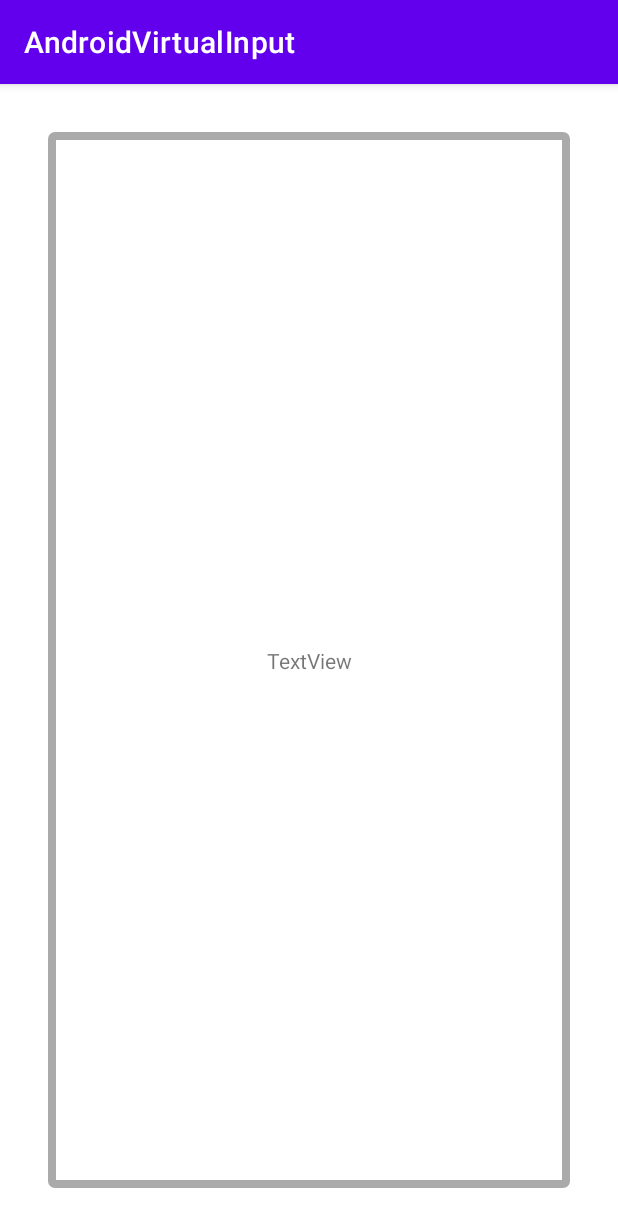
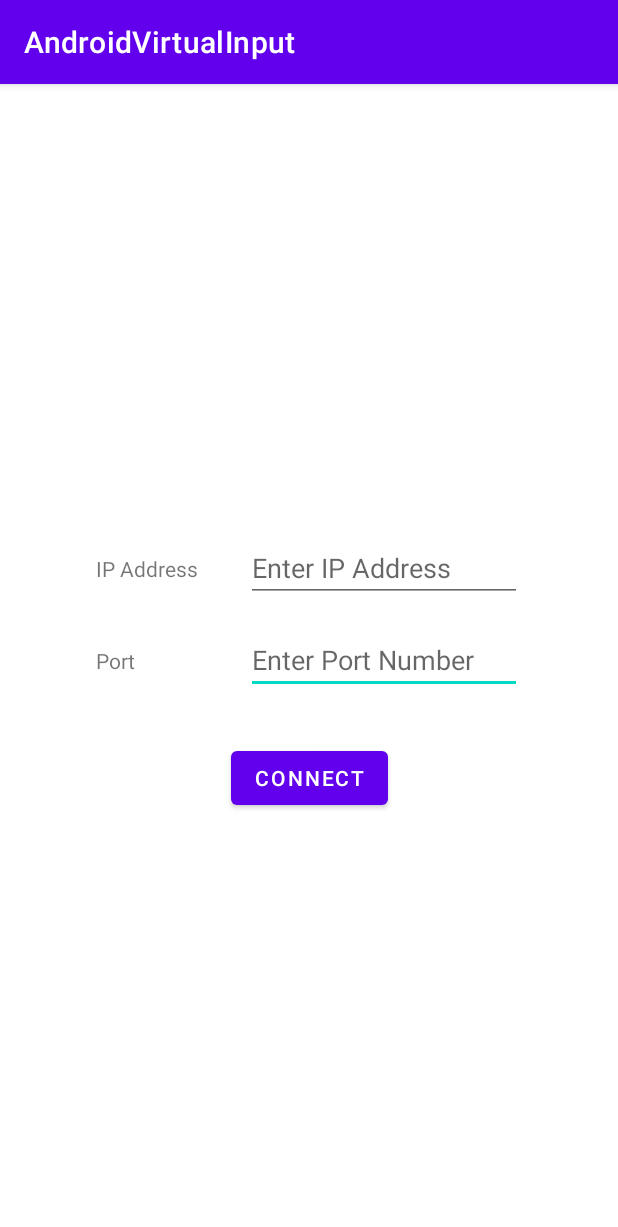
Before and after one commit to p-i-g/AndroidVirtualInput, an Android app: the screen it shows after launch (MainActivity), on a phone screen of 412 x 824 dp. Shown: the top 1227 px of the screen. Run offline under Robolectric (Android 15) with nearby library versions, the phone set to English and light mode, and no system bars.

Commit message:
added connect screen

```diff
--- a/app/build.gradle
+++ b/app/build.gradle
@@ -1,5 +1,7 @@
+
 plugins {
     id 'com.android.application'
+    id 'androidx.navigation.safeargs'
 }
 
 android {
--- a/app/src/main/AndroidManifest.xml
+++ b/app/src/main/AndroidManifest.xml
@@ -10,7 +10,7 @@
         android:roundIcon="@mipmap/ic_launcher_round"
         android:supportsRtl="true"
         android:theme="@style/Theme.AndroidVirtualInput">
-        <activity android:name=".MainActivity">
+        <activity android:name=".ui.MainActivity">
             <intent-filter>
                 <action android:name="android.intent.action.MAIN" />
 
--- a/app/src/main/java/com/example/androidvirtualinput/MainActivity.java
+++ /dev/null
@@ -1,43 +0,0 @@
-package com.example.androidvirtualinput;
-
-import androidx.appcompat.app.AppCompatActivity;
-
-import android.os.Bundle;
-
-import com.example.androidvirtualinput.network.NetworkManager;
-
-import java.io.IOException;
-
-public class MainActivity extends AppCompatActivity {
-
-    //todo: get from ui
-    public static final String IP = "192.168.1.240";
-    public static final int PORT = 3939;
-
-    private NetworkManager networkManager;
-
-    @Override
-    protected void onCreate(Bundle savedInstanceState) {
-        super.onCreate(savedInstanceState);
-        setContentView(R.layout.activity_main);
-
-        //todo: handle exception, this should be done in network manager
-        new Thread(() -> {
-            try {
-                networkManager = new NetworkManager(PORT, IP);
-            } catch (IOException e) {
-                e.printStackTrace();
-            }
-        }).start();
-    }
-    //this feels a bit workaroundish
-    public NetworkManager getNetworkManager(){
-        return networkManager;
-    }
-
-    @Override
-    public void onPause() {
-        networkManager.closeConnection();
-        super.onPause();
-    }
-}
--- a/app/src/main/java/com/example/androidvirtualinput/canvas/CanvasFragment.java
+++ b/app/src/main/java/com/example/androidvirtualinput/canvas/CanvasFragment.java
@@ -1,23 +1,15 @@
 package com.example.androidvirtualinput.canvas;
 
 import android.os.Bundle;
+import android.view.LayoutInflater;
+import android.view.View;
+import android.view.ViewGroup;
 
-import androidx.constraintlayout.widget.ConstraintLayout;
 import androidx.fragment.app.Fragment;
 
-import android.view.LayoutInflater;
-import android.view.MotionEvent;
-import android.view.View;
-import android.view.ViewGroup;
-import android.widget.TextView;
-
-import com.example.androidvirtualinput.MainActivity;
 import com.example.androidvirtualinput.R;
 
 public class CanvasFragment extends Fragment {
-    private ConstraintLayout canvas;
-    private TextView centerText;
-    private boolean palmRejection = true;
 
     @Override
     public void onCreate(Bundle savedInstanceState) {
@@ -27,9 +19,7 @@ public class CanvasFragment extends Fragment {
     @Override
     public View onCreateView(LayoutInflater inflater, ViewGroup container,
                              Bundle savedInstanceState) {
-        View view = inflater.inflate(R.layout.fragment_canvas, container, false);
-        canvas = view.findViewById(R.id.canvasView);
-//        centerText = view.findViewById(R.id.canvasText);
+        //        centerText = view.findViewById(R.id.canvasText);
 
 //        canvas.setOnTouchListener((view1, motionEvent) -> {//todo: fix warnings, out of view logic
 //            if(palmRejection){
@@ -55,6 +45,6 @@ public class CanvasFragment extends Fragment {
 //            ((MainActivity) getActivity()).getNetworkManager().printAction(new CanvasAction(posX, posY, CanvasAction.HOVER, pressure));
 //            return true;
 //        });
-        return view;
+        return inflater.inflate(R.layout.fragment_canvas, container, false);
     }
 }
--- a/app/src/main/java/com/example/androidvirtualinput/canvas/CanvasView.java
+++ b/app/src/main/java/com/example/androidvirtualinput/canvas/CanvasView.java
@@ -2,24 +2,20 @@ package com.example.androidvirtualinput.canvas;
 
 import android.annotation.SuppressLint;
 import android.content.Context;
-import android.content.res.TypedArray;
 import android.util.AttributeSet;
 import android.view.MotionEvent;
-import android.view.ViewGroup;
 import android.widget.TextView;
 
 import androidx.annotation.NonNull;
 import androidx.annotation.Nullable;
 import androidx.constraintlayout.widget.ConstraintLayout;
 
-import com.example.androidvirtualinput.MainActivity;
-import com.example.androidvirtualinput.R;
+import com.example.androidvirtualinput.ui.MainActivity;
 
 //I probably shouldn't extend constraint layout
 //Basically constraint layout but with on touch and on hover overridden
 public class CanvasView extends ConstraintLayout {
     private boolean palmRejection = true;
-    private TextView centerText;
     //center text need not exist.
     //this is just for this program only/doing it this way is going to kill anyone who tries to use this later
 
@@ -77,8 +73,4 @@ public class CanvasView extends ConstraintLayout {
         ((MainActivity) getContext()).getNetworkManager().printAction(new CanvasAction(posX, posY, CanvasAction.HOVER, pressure));//this cast is bad
         return true;
     }
-
-    public void setPalmRejection(boolean palmRejection) {
-        this.palmRejection = palmRejection;
-    }
 }
--- a/app/src/main/java/com/example/androidvirtualinput/network/NetworkManager.java
+++ b/app/src/main/java/com/example/androidvirtualinput/network/NetworkManager.java
@@ -22,7 +22,6 @@ public class NetworkManager {
         Socket socket = new Socket(serverAddress, port);
         out = new PrintWriter(new BufferedWriter(new OutputStreamWriter(socket.getOutputStream())));
         in = new Scanner(socket.getInputStream());
-        //todo: handshake
         //I don't know the protocol for this.
         //This works I guess
         out.println("Android Input Device");
--- /dev/null
+++ b/app/src/main/java/com/example/androidvirtualinput/ui/ConnectFragment.java
@@ -0,0 +1,51 @@
+package com.example.androidvirtualinput.ui;
+
+import android.os.Bundle;
+import android.view.LayoutInflater;
+import android.view.View;
+import android.view.ViewGroup;
+import android.widget.EditText;
+import android.widget.Toast;
+
+import androidx.fragment.app.Fragment;
+import androidx.navigation.Navigation;
+
+import com.example.androidvirtualinput.R;
+import com.example.androidvirtualinput.network.NetworkManager;
+
+import java.io.IOException;
+import java.net.UnknownHostException;
+
+//for connecting to the server
+public class ConnectFragment extends Fragment {
+
+    @Override
+    public View onCreateView(LayoutInflater inflater, ViewGroup container,
+                             Bundle savedInstanceState) {
+        // Inflate the layout for this fragment
+        View view = inflater.inflate(R.layout.fragment_connect, container, false);
+        EditText editTextIp = view.findViewById(R.id.editTextIp);
+        EditText editTextPort = view.findViewById(R.id.editTextPort);
+        //the only reason why this class exists
+        view.findViewById(R.id.connectButton).setOnClickListener(view1 -> {
+            //initialize network
+            new Thread(() -> {
+                try{
+                    int port = Integer.parseInt(editTextPort.getText().toString());//throws number format exception, checks for port
+                    String ip = editTextIp.getText().toString();
+                    NetworkManager networkManager = new NetworkManager(port, ip);//throws unknown host, io exception
+                    //this is bad
+                    ((MainActivity) getActivity()).setNetworkManager(networkManager);
+                    Navigation.findNavController(view).navigate(R.id.action_connectFragment_to_canvasFragment);
+                }catch (NumberFormatException numberFormatException){
+                    Toast.makeText(getContext(), "Invalid Port Number", Toast.LENGTH_LONG).show();
+                }catch (UnknownHostException unknownHostException){
+                    Toast.makeText(getContext(), "Invalid IP Address", Toast.LENGTH_LONG).show();
+                }catch (IOException ioException){
+                    Toast.makeText(getContext(), "Failed to Connect to Server", Toast.LENGTH_LONG).show();
+                }
+            });
+        });
+        return view;
+    }
+}
--- /dev/null
+++ b/app/src/main/java/com/example/androidvirtualinput/ui/MainActivity.java
@@ -0,0 +1,40 @@
+package com.example.androidvirtualinput.ui;
+
+import android.os.Bundle;
+
+import androidx.appcompat.app.AppCompatActivity;
+
+import com.example.androidvirtualinput.R;
+import com.example.androidvirtualinput.network.NetworkManager;
+
+public class MainActivity extends AppCompatActivity {
+
+    private NetworkManager networkManager;
+
+    @Override
+    protected void onCreate(Bundle savedInstanceState) {
+        super.onCreate(savedInstanceState);
+        setContentView(R.layout.activity_main);
+//        new Thread(() -> {
+//            try {
+//                networkManager = new NetworkManager(PORT, IP);
+//            } catch (IOException e) {
+//                e.printStackTrace();
+//            }
+//        }).start();
+    }
+    //this feels a bit workaroundish
+    public NetworkManager getNetworkManager(){
+        return networkManager;
+    }
+
+    @Override
+    public void onPause() {
+        networkManager.closeConnection();
+        super.onPause();
+    }
+    //this is bad but I don't think I can parcelize the network manager
+    public void setNetworkManager(NetworkManager networkManager) {
+        this.networkManager = networkManager;
+    }
+}
--- a/app/src/main/res/layout/activity_main.xml
+++ b/app/src/main/res/layout/activity_main.xml
@@ -4,7 +4,7 @@
     xmlns:tools="http://schemas.android.com/tools"
     android:layout_width="match_parent"
     android:layout_height="match_parent"
-    tools:context=".MainActivity">
+    tools:context=".ui.MainActivity">
 
     <fragment
         android:id="@+id/fragment"
--- /dev/null
+++ b/app/src/main/res/layout/fragment_connect.xml
@@ -0,0 +1,67 @@
+<?xml version="1.0" encoding="utf-8"?>
+<androidx.constraintlayout.widget.ConstraintLayout xmlns:android="http://schemas.android.com/apk/res/android"
+    xmlns:app="http://schemas.android.com/apk/res-auto"
+    xmlns:tools="http://schemas.android.com/tools"
+    android:id="@+id/frameLayout"
+    android:layout_width="match_parent"
+    android:layout_height="match_parent"
+    tools:context=".ui.ConnectFragment" >
+
+    <TextView
+        android:id="@+id/textView2"
+        android:layout_width="wrap_content"
+        android:layout_height="wrap_content"
+        android:text="@string/ip_address"
+        app:layout_constraintBottom_toBottomOf="@+id/editTextIp"
+        app:layout_constraintStart_toStartOf="@+id/textView3"
+        app:layout_constraintTop_toTopOf="@+id/editTextIp" />
+
+    <TextView
+        android:id="@+id/textView3"
+        android:layout_width="wrap_content"
+        android:layout_height="wrap_content"
+        android:layout_marginStart="32dp"
+        android:text="@string/port"
+        app:layout_constraintBottom_toBottomOf="@+id/editTextPort"
+        app:layout_constraintStart_toStartOf="parent"
+        app:layout_constraintTop_toTopOf="@+id/editTextPort" />
+
+    <EditText
+        android:id="@+id/editTextPort"
+        android:layout_width="0dp"
+        android:layout_height="wrap_content"
+        android:ems="10"
+        android:hint="@string/enter_port_number"
+        android:inputType="textPersonName"
+        app:layout_constraintBottom_toBottomOf="parent"
+        app:layout_constraintEnd_toEndOf="@+id/editTextIp"
+        app:layout_constraintStart_toStartOf="@+id/editTextIp"
+        app:layout_constraintTop_toTopOf="parent"
+        android:importantForAutofill="no" />
+
+    <EditText
+        android:id="@+id/editTextIp"
+        android:layout_width="0dp"
+        android:layout_height="wrap_content"
+        android:layout_marginStart="32dp"
+        android:layout_marginEnd="32dp"
+        android:layout_marginBottom="16dp"
+        android:ems="10"
+        android:hint="@string/enter_ip_address"
+        android:inputType="text"
+        app:layout_constraintBottom_toTopOf="@+id/editTextPort"
+        app:layout_constraintEnd_toEndOf="parent"
+        app:layout_constraintStart_toEndOf="@+id/textView2"
+        android:importantForAutofill="no" />
+
+    <Button
+        android:id="@+id/connectButton"
+        android:layout_width="wrap_content"
+        android:layout_height="wrap_content"
+        android:layout_marginTop="32dp"
+        android:text="@string/connect"
+        app:layout_constraintEnd_toEndOf="parent"
+        app:layout_constraintStart_toStartOf="parent"
+        app:layout_constraintTop_toBottomOf="@+id/editTextPort" />
+
+</androidx.constraintlayout.widget.ConstraintLayout>
--- a/app/src/main/res/navigation/nav_graph.xml
+++ b/app/src/main/res/navigation/nav_graph.xml
@@ -1,10 +1,20 @@
 <?xml version="1.0" encoding="utf-8"?>
 <navigation xmlns:android="http://schemas.android.com/apk/res/android"
     xmlns:app="http://schemas.android.com/apk/res-auto"
-    app:startDestination="@id/canvasFragment">
+    xmlns:tools="http://schemas.android.com/tools"
+    app:startDestination="@id/connectFragment">
 
     <fragment
         android:id="@+id/canvasFragment"
         android:name="com.example.androidvirtualinput.canvas.CanvasFragment"
         android:label="CanvasFragment" />
+    <fragment
+        android:id="@+id/connectFragment"
+        android:name="com.example.androidvirtualinput.ui.ConnectFragment"
+        android:label="fragment_connect"
+        tools:layout="@layout/fragment_connect" >
+        <action
+            android:id="@+id/action_connectFragment_to_canvasFragment"
+            app:destination="@id/canvasFragment" />
+    </fragment>
 </navigation>
--- a/app/src/main/res/values/strings.xml
+++ b/app/src/main/res/values/strings.xml
@@ -2,4 +2,9 @@
     <string name="app_name">AndroidVirtualInput</string>
     <string name="canvas_hover">Hover at (%f, %f)</string>
     <string name="canvas_touch">Touch at (%f, %f), pressure: %f</string>
+    <string name="ip_address">IP Address</string>
+    <string name="port">Port</string>
+    <string name="enter_port_number">Enter Port Number</string>
+    <string name="enter_ip_address">Enter IP Address</string>
+    <string name="connect">Connect</string>
 </resources>
--- a/build.gradle
+++ b/build.gradle
@@ -6,6 +6,8 @@ buildscript {
     }
     dependencies {
         classpath "com.android.tools.build:gradle:4.1.3"
+        def nav_version = "2.3.4"
+        classpath "androidx.navigation:navigation-safe-args-gradle-plugin:$nav_version"
 
         // NOTE: Do not place your application dependencies here; they belong
         // in the individual module build.gradle files
```
